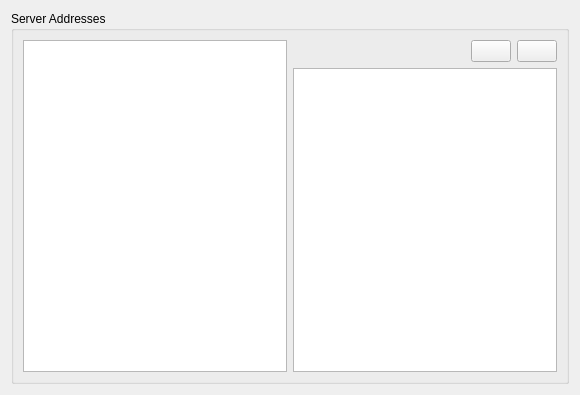
Above: client/src/ui/widgets/routing_management_widget.ui from networkoptix/nx_open before the change. Below: the same form after it.
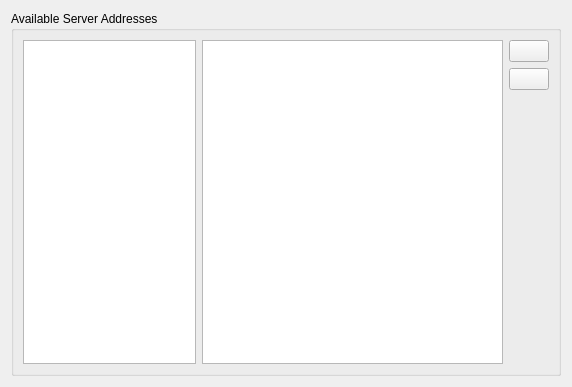
That is the form after the change. Icons and pictures are not drawn.

```diff
--- a/client/src/ui/widgets/routing_management_widget.ui
+++ b/client/src/ui/widgets/routing_management_widget.ui
@@ -6,8 +6,8 @@
    <rect>
     <x>0</x>
     <y>0</y>
-    <width>580</width>
-    <height>395</height>
+    <width>572</width>
+    <height>387</height>
    </rect>
   </property>
   <property name="windowTitle">
@@ -17,29 +17,19 @@
    <item>
     <widget class="QGroupBox" name="addressesGroupBox">
      <property name="title">
-      <string>Server Addresses</string>
+      <string>Available Server Addresses</string>
      </property>
-     <layout class="QHBoxLayout" name="horizontalLayout_3">
+     <layout class="QHBoxLayout" name="horizontalLayout_3" stretch="1,2">
       <item>
        <widget class="QListView" name="serversView"/>
       </item>
       <item>
-       <layout class="QVBoxLayout" name="verticalLayout" stretch="0,2">
+       <layout class="QHBoxLayout" name="horizontalLayout_4" stretch="0,0">
         <item>
-         <layout class="QHBoxLayout" name="horizontalLayout_2">
-          <item>
-           <spacer name="horizontalSpacer">
-            <property name="orientation">
-             <enum>Qt::Horizontal</enum>
-            </property>
-            <property name="sizeHint" stdset="0">
-             <size>
-              <width>40</width>
-              <height>20</height>
-             </size>
-            </property>
-           </spacer>
-          </item>
+         <widget class="QTableView" name="addressesView"/>
+        </item>
+        <item>
+         <layout class="QVBoxLayout" name="verticalLayout">
           <item>
            <widget class="QPushButton" name="addButton">
             <property name="toolTip">
@@ -68,11 +58,21 @@
             </property>
            </widget>
           </item>
+          <item>
+           <spacer name="verticalSpacer">
+            <property name="orientation">
+             <enum>Qt::Vertical</enum>
+            </property>
+            <property name="sizeHint" stdset="0">
+             <size>
+              <width>20</width>
+              <height>40</height>
+             </size>
+            </property>
+           </spacer>
+          </item>
          </layout>
         </item>
-        <item>
-         <widget class="QTableView" name="addressesView"/>
-        </item>
        </layout>
       </item>
      </layout>
```
